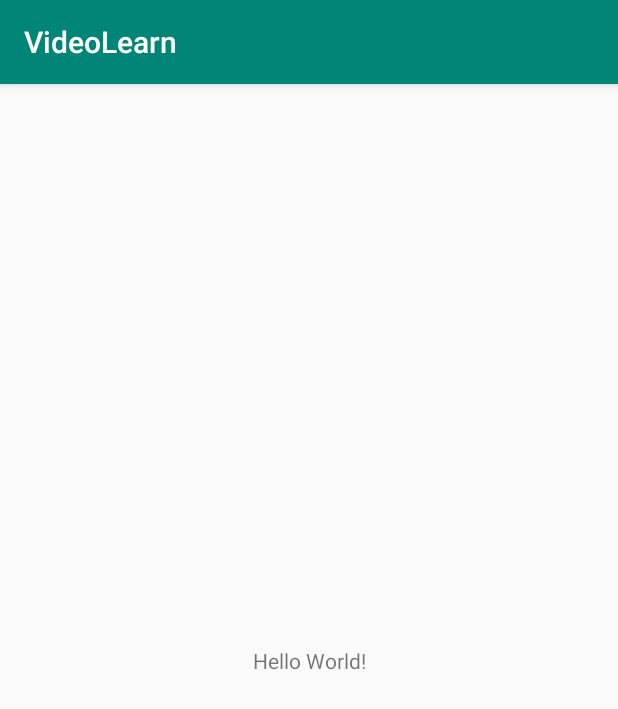
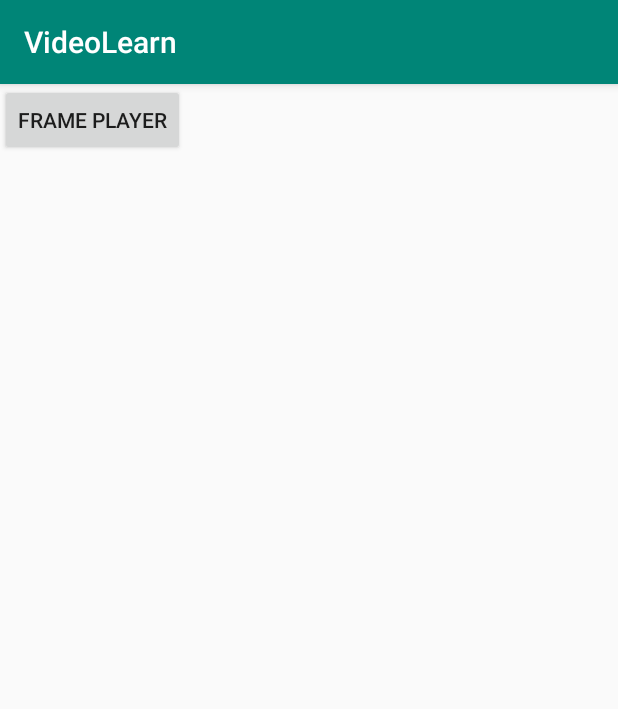
Before and after one commit to FlyingTakeCopter/VideoLearn, an Android app: the screen it shows after launch (MainActivity), on a phone screen of 412 x 824 dp. Shown: the top 709 px of the screen. Run offline under Robolectric (Android 15) with nearby library versions, the phone set to English and light mode, and no system bars.

Commit message:
帧播放器调通

```diff
--- a/app/src/main/AndroidManifest.xml
+++ b/app/src/main/AndroidManifest.xml
@@ -19,6 +19,11 @@
                 <category android:name="android.intent.category.LAUNCHER" />
             </intent-filter>
         </activity>
+
+        <activity
+            android:name=".ui.FramePlayerActivity"
+            android:label="帧播放器" >
+        </activity>
     </application>
 
 </manifest>
--- a/app/src/main/java/com/lqk/videolearn/MainActivity.java
+++ b/app/src/main/java/com/lqk/videolearn/MainActivity.java
@@ -1,13 +1,30 @@
 package com.lqk.videolearn;
 
 import androidx.appcompat.app.AppCompatActivity;
+
+import android.content.Intent;
 import android.os.Bundle;
+import android.view.View;
 
-public class MainActivity extends AppCompatActivity {
+import com.lqk.videolearn.ui.FramePlayerActivity;
+
+public class MainActivity extends AppCompatActivity implements View.OnClickListener {
 
     @Override
     protected void onCreate(Bundle savedInstanceState) {
         super.onCreate(savedInstanceState);
         setContentView(R.layout.activity_main);
+        findViewById(R.id.frame_player).setOnClickListener(this);
+    }
+
+    @Override
+    public void onClick(View v) {
+        switch (v.getId()){
+            case R.id.frame_player:
+                startActivity(new Intent(this, FramePlayerActivity.class));
+                break;
+            default:
+                break;
+        }
     }
 }
--- a/app/src/main/res/layout/activity_main.xml
+++ b/app/src/main/res/layout/activity_main.xml
@@ -1,5 +1,5 @@
 <?xml version="1.0" encoding="utf-8"?>
-<androidx.constraintlayout.widget.ConstraintLayout
+<LinearLayout
     xmlns:android="http://schemas.android.com/apk/res/android"
     xmlns:tools="http://schemas.android.com/tools"
     xmlns:app="http://schemas.android.com/apk/res-auto"
@@ -7,13 +7,10 @@
     android:layout_height="match_parent"
     tools:context=".MainActivity">
 
-    <TextView
+    <Button
+        android:id="@+id/frame_player"
         android:layout_width="wrap_content"
         android:layout_height="wrap_content"
-        android:text="Hello World!"
-        app:layout_constraintBottom_toBottomOf="parent"
-        app:layout_constraintLeft_toLeftOf="parent"
-        app:layout_constraintRight_toRightOf="parent"
-        app:layout_constraintTop_toTopOf="parent" />
+        android:text="Frame player"/>
 
-</androidx.constraintlayout.widget.ConstraintLayout>
+</LinearLayout>
```
Also changed, not shown: app/src/main/java/com/lqk/videolearn/grafika/FramePlayer.java (+10 -2 lines), app/src/main/java/com/lqk/videolearn/ui/FramePlayerActivity.java (added, +113 -0 lines), app/src/main/res/layout/activity_player_frame.xml (added, +18 -0 lines).
